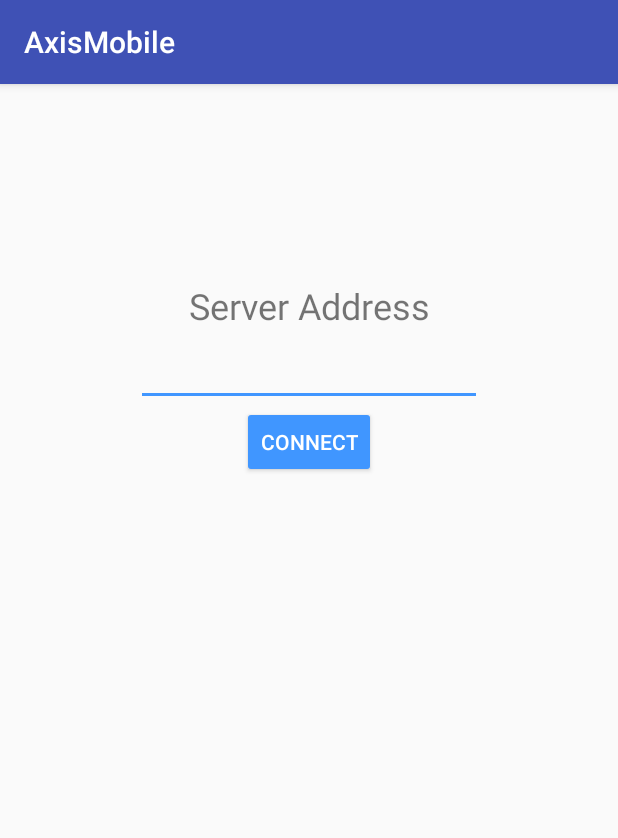
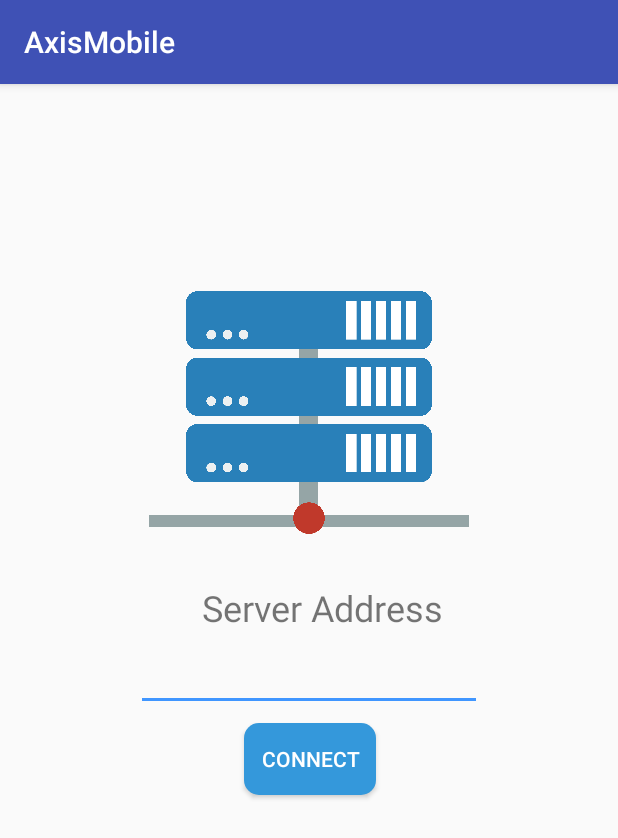
Before and after one commit to matthaerle/AxisMobile, an Android app: the ServerConnectActivity screen opened directly, with no data from a screen before it, on a phone screen of 412 x 824 dp. Shown: the top 838 px of the screen. Run offline under Robolectric (Android 15) with nearby library versions, the phone set to English and light mode, and no system bars.

Commit message:
Updated Welcome Page layout

```diff
--- a/app/src/main/res/drawable/setup_button.xml
+++ b/app/src/main/res/drawable/border_button.xml
@@ -2,8 +2,5 @@
 <shape xmlns:android="http://schemas.android.com/apk/res/android"
     android:shape="rectangle">
     <corners android:radius="10dp" />
-    <size
-        android:width="150dp"
-        android:height="40dp" />
     <stroke android:width="3px" android:color="#3498db" />
 </shape>
--- a/app/src/main/res/layout/server_connect.xml
+++ b/app/src/main/res/layout/server_connect.xml
@@ -5,19 +5,15 @@
     android:layout_width="match_parent"
     android:layout_height="match_parent">
 
-    <EditText
-        android:id="@+id/server_address_textbox"
-        android:layout_width="0dp"
-        android:layout_height="wrap_content"
-        android:layout_marginLeft="8dp"
-        android:layout_marginRight="8dp"
-        android:layout_marginTop="8dp"
-        android:ems="10"
-        android:inputType="textUri|number"
-        android:textAlignment="center"
+    <ImageView
+        android:id="@+id/serverIcon"
+        android:layout_width="213dp"
+        android:layout_height="187dp"
+        app:srcCompat="@mipmap/server_icon"
+        android:layout_marginTop="10dp"
+        app:layout_constraintTop_toTopOf="@+id/guideline3"
         app:layout_constraintLeft_toLeftOf="@+id/guideline2"
-        app:layout_constraintRight_toLeftOf="@+id/guideline"
-        app:layout_constraintTop_toBottomOf="@+id/server_address_title" />
+        app:layout_constraintRight_toLeftOf="@+id/guideline"/>
 
     <TextView
         android:id="@+id/server_address_title"
@@ -26,12 +22,30 @@
         android:text="Server Address"
         android:textAlignment="center"
         android:textSize="24sp"
-        app:layout_constraintTop_toTopOf="@+id/guideline3"
-        android:layout_marginTop="16dp"
+        app:layout_constraintTop_toBottomOf="@+id/serverIcon"
+        android:layout_marginTop="20dp"
         android:layout_marginLeft="8dp"
         app:layout_constraintLeft_toLeftOf="@+id/guideline2"
         app:layout_constraintRight_toLeftOf="@+id/guideline"
-        android:layout_marginRight="8dp" />
+        android:layout_marginRight="8dp"
+        app:layout_constraintHorizontal_bias="1.0" />
+
+    <EditText
+        android:id="@+id/server_address_textbox"
+        android:layout_width="0dp"
+        android:layout_height="wrap_content"
+        android:layout_marginLeft="8dp"
+        android:layout_marginRight="8dp"
+        android:layout_marginTop="10dp"
+        android:ems="10"
+        android:inputType="textUri|number"
+        android:textAlignment="center"
+        app:layout_constraintLeft_toLeftOf="@+id/guideline2"
+        app:layout_constraintRight_toLeftOf="@+id/guideline"
+        app:layout_constraintTop_toBottomOf="@+id/server_address_title"
+        app:layout_constraintHorizontal_bias="0.0" />
+
+
 
     <Button
         android:id="@+id/btn_Connect"
@@ -40,11 +54,13 @@
         android:layout_height="wrap_content"
         android:layout_marginLeft="8dp"
         android:layout_marginRight="8dp"
-        android:layout_marginTop="0dp"
+        android:layout_marginTop="8dp"
         android:text="@string/btn_server_connect"
+        android:background="@drawable/solid_button"
         app:layout_constraintLeft_toLeftOf="@+id/guideline2"
         app:layout_constraintRight_toLeftOf="@+id/guideline"
-        app:layout_constraintTop_toBottomOf="@+id/server_address_textbox" />
+        app:layout_constraintTop_toBottomOf="@+id/server_address_textbox"
+        app:layout_constraintHorizontal_bias="0.504" />
 
     <android.support.constraint.Guideline
         android:layout_width="wrap_content"
@@ -66,4 +82,6 @@
         android:id="@+id/guideline3"
         android:orientation="horizontal"
         app:layout_constraintGuide_percent="0.15" />
+
+
 </android.support.constraint.ConstraintLayout>
--- a/app/src/main/res/layout/welcome_page.xml
+++ b/app/src/main/res/layout/welcome_page.xml
@@ -26,7 +26,7 @@
         android:layout_height="wrap_content"
         android:layout_marginTop="40dp"
         android:text="Login"
-        android:background="@drawable/login_button"
+        android:background="@drawable/solid_button"
         android:textColor="#ffffff"
         app:layout_constraintLeft_toLeftOf="@+id/guideline20"
         app:layout_constraintRight_toLeftOf="@+id/guideline21"
@@ -40,7 +40,7 @@
         android:layout_marginLeft="8dp"
         android:layout_marginRight="8dp"
         android:text="Setup"
-        android:background="@drawable/setup_button"
+        android:background="@drawable/border_button"
         android:textColor="#3498db"
         app:layout_constraintLeft_toLeftOf="@+id/guideline4"
         app:layout_constraintRight_toLeftOf="@+id/guideline5"
```
Also changed, not shown: app/src/main/res/drawable/solid_button.xml (renamed from app/src/main/res/drawable/login_button.xml), app/src/main/res/mipmap-hdpi/server_icon.png (added).
